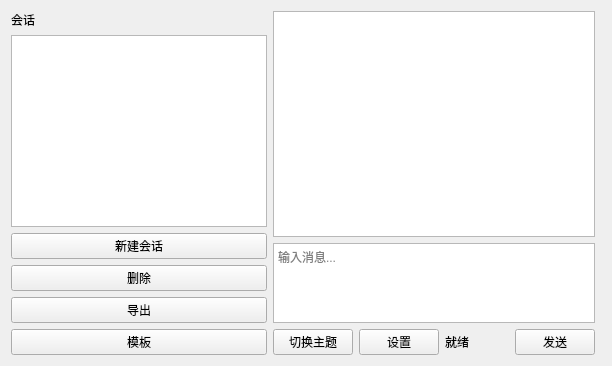
Before: the Qt Designer form forms/chatwidget.ui in haitao0310/glmassistant, drawn with Qt 5.
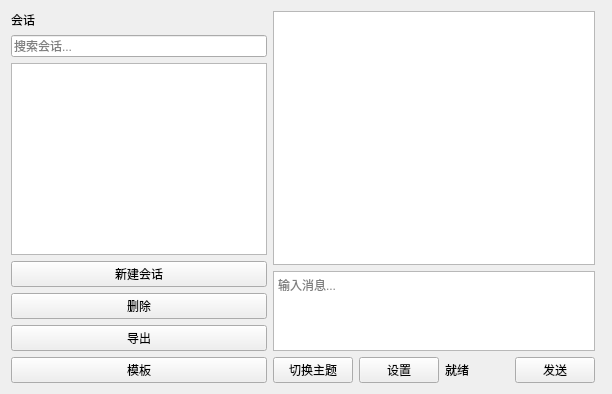
After: the same form once the commit is applied. Custom widgets are drawn as their Qt base class.

Commit message:
feat: 会话重命名(双击编辑)+搜索过滤
- chatwidget.ui: 加搜索框 searchEdit
- ChatWidget: sessionList ItemIsEditable + setData(UserRole, id)
- itemChanged → SessionManager.rename(id, title)
- searchEdit textChanged → 实时过滤 sessionList(contains 不区分大小写)
- SessionManager: 加 rename(id, title)

```diff
--- a/forms/chatwidget.ui
+++ b/forms/chatwidget.ui
@@ -10,6 +10,12 @@
        <property name="text"><string>会话</string></property>
       </widget>
      </item>
+     <item>
+      <widget class="QLineEdit" name="searchEdit">
+       <property name="placeholderText"><string>搜索会话...</string></property>
+       <property name="clearButtonEnabled"><bool>true</bool></property>
+      </widget>
+     </item>
      <item>
       <widget class="QListWidget" name="sessionList"/>
      </item>
```
The commit also changes 3 other files.
